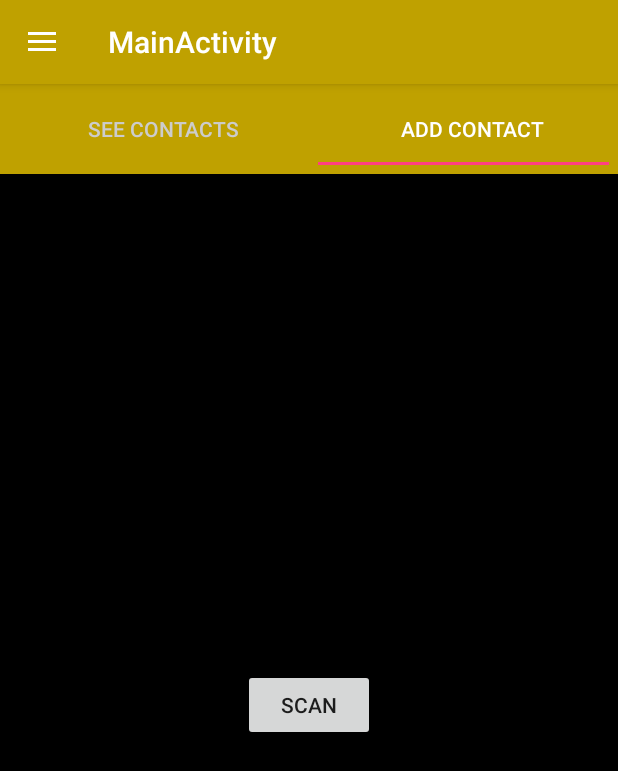
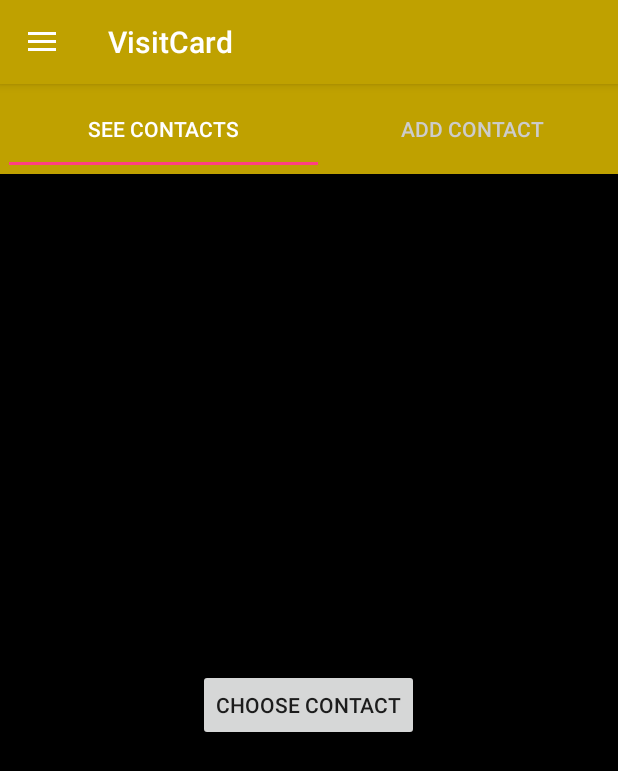
Before and after one commit to maumauuu/info-embarque-carte-de-visite, an Android app: the MainActivity screen opened directly, with no data from a screen before it, after a tap on "See contacts", on a phone screen of 412 x 824 dp. Shown: the top 771 px of the screen. Run offline under Robolectric (Android 15) with nearby library versions, the phone set to English and light mode, and no system bars; 1 other tap on this screen came first.

Commit message:
prise en compte de l'onglet dans le menu

```diff
--- a/app/src/main/java/com/CDV/MainActivity.java
+++ b/app/src/main/java/com/CDV/MainActivity.java
@@ -72,6 +72,7 @@ public class MainActivity extends AppCompatActivity
         Fragment fragment = new ProfilFragment();
         fragmentTransaction.replace(R.id.content_frame, fragment);
         fragmentTransaction.commit();
+        setTitle("VisitCard");
 
         NavigationView navigationView = (NavigationView) findViewById(R.id.nav_view);
         navigationView.setNavigationItemSelectedListener(this);
@@ -97,17 +98,18 @@ public class MainActivity extends AppCompatActivity
         Fragment fragment = null;
 
         if (id == R.id.nav_camera) {
-            bundl.putInt("pos", id);
+            bundl.putInt("pos", 0);
 
             fragment = new GestionContactFragment();
             fragment.setArguments(bundl);
         } else if (id == R.id.nav_gallery) {
-            bundl.putInt("pos", id);
+            bundl.putInt("pos", 1);
 
             fragment = new GestionContactFragment();
             fragment.setArguments(bundl);
 
         } else if (id == R.id.nav_slideshow) {
+
             fragment = new ProfilFragment();
         }
 
--- a/app/src/main/java/com/CDV/fragment/AddContactFragment.java
+++ b/app/src/main/java/com/CDV/fragment/AddContactFragment.java
@@ -26,8 +26,6 @@ public class AddContactFragment extends Fragment {
     public View onCreateView(LayoutInflater inflater, ViewGroup container,
                              Bundle savedInstanceState) {
 
-
-
         return inflater.inflate(R.layout.activity_scan, container, false);
     }
 
--- a/app/src/main/java/com/CDV/fragment/GestionContactFragment.java
+++ b/app/src/main/java/com/CDV/fragment/GestionContactFragment.java
@@ -17,7 +17,6 @@ public class GestionContactFragment extends Fragment {
     private TabLayout tabLayout;
     private ViewPager viewPager;
     private int position;
-
 
     public GestionContactFragment() {
 
--- a/app/src/main/java/com/CDV/fragment/SeeContactFragment.java
+++ b/app/src/main/java/com/CDV/fragment/SeeContactFragment.java
@@ -17,10 +17,9 @@ public class SeeContactFragment extends Fragment {
 
 
     @Override
-    public View onCreateView(LayoutInflater inflater, ViewGroup container, Bundle savedInstanceState)
-    {
+    public View onCreateView(LayoutInflater inflater, ViewGroup container, Bundle savedInstanceState) {
+
         return inflater.inflate(R.layout.activity_contact, container, false);
-
 
     }
 
```
